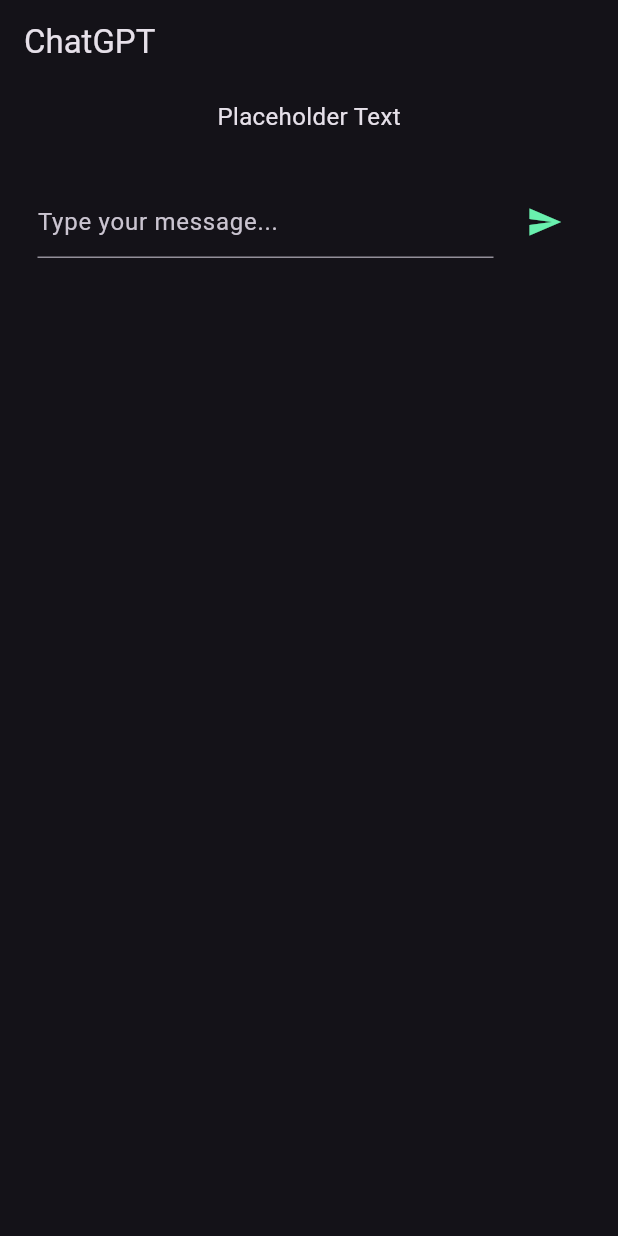
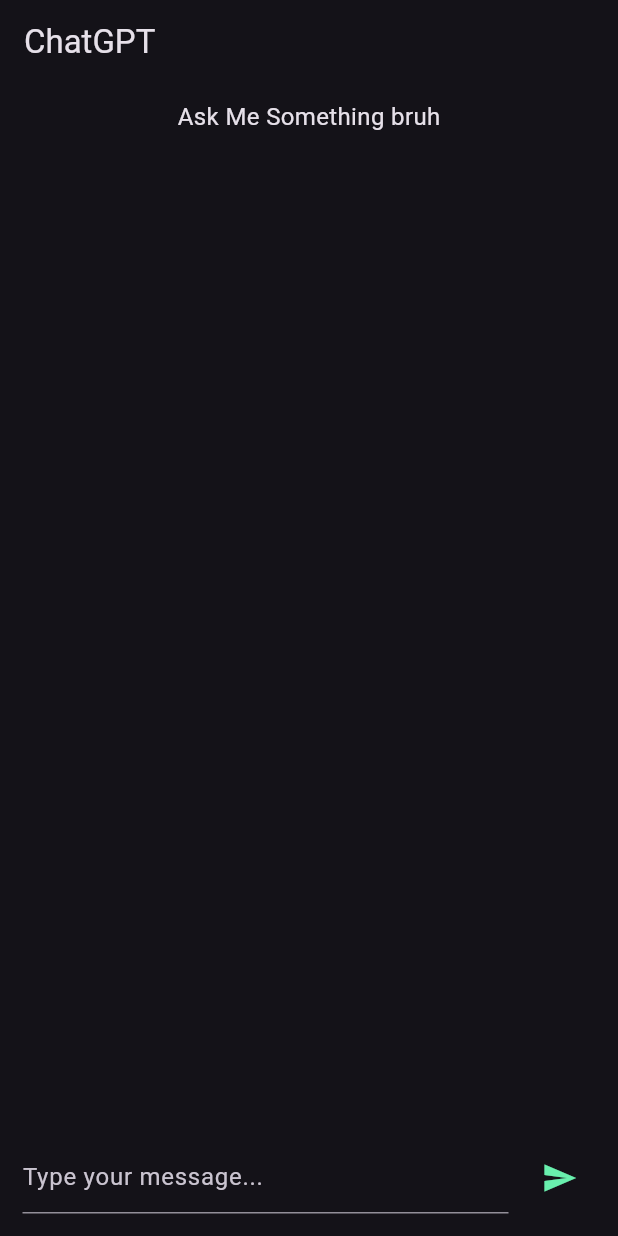
Before and after one commit to JustinBenito/flutter-licet-workshop, a Flutter app: the screen it shows after launch, on a phone screen of 412 x 824 dp. Run offline on Flutter 3.47's test engine with Material 3 defaults, Android fonts, the phone set to English and light mode, and no system bars.

Commit message:
new update for web

```diff
--- a/lib/main.dart
+++ b/lib/main.dart
@@ -25,7 +25,7 @@ class ChatGPTScreen extends StatefulWidget {
 
 class _ChatGPTScreenState extends State<ChatGPTScreen> {
   TextEditingController _messageController = TextEditingController();
-  String _responseMessage = 'Placeholder Text';
+  String _responseMessage = 'Ask Me Something bruh';
 
   Future<void> _sendMessage() async {
     setState(() {
@@ -88,16 +88,17 @@ class _ChatGPTScreenState extends State<ChatGPTScreen> {
     Expanded(
       child: SingleChildScrollView(
         padding: EdgeInsets.all(10.0),
-        child: Column(
-          children: [
-            Expanded(
+        child: _responseMessage.isNotEmpty ? Expanded(
               child: Text(
                 _responseMessage,
                 style: TextStyle(fontSize: 16.0),
               ),
-            ),
-            SizedBox(height: 20), // Adding space between the text and input field
-    Container(
+            ) : CircularProgressIndicator()
+
+      ),
+    ),
+    SizedBox(height: 20),
+     Container(
       padding: const EdgeInsets.all(15),
       child: Row(
         mainAxisAlignment: MainAxisAlignment.spaceBetween, // Ensuring space between input field and button
@@ -119,10 +120,6 @@ class _ChatGPTScreenState extends State<ChatGPTScreen> {
         ],
       ),
     ),
-          ],
-        ),
-      ),
-    ),
 
   ],
 ),
```
